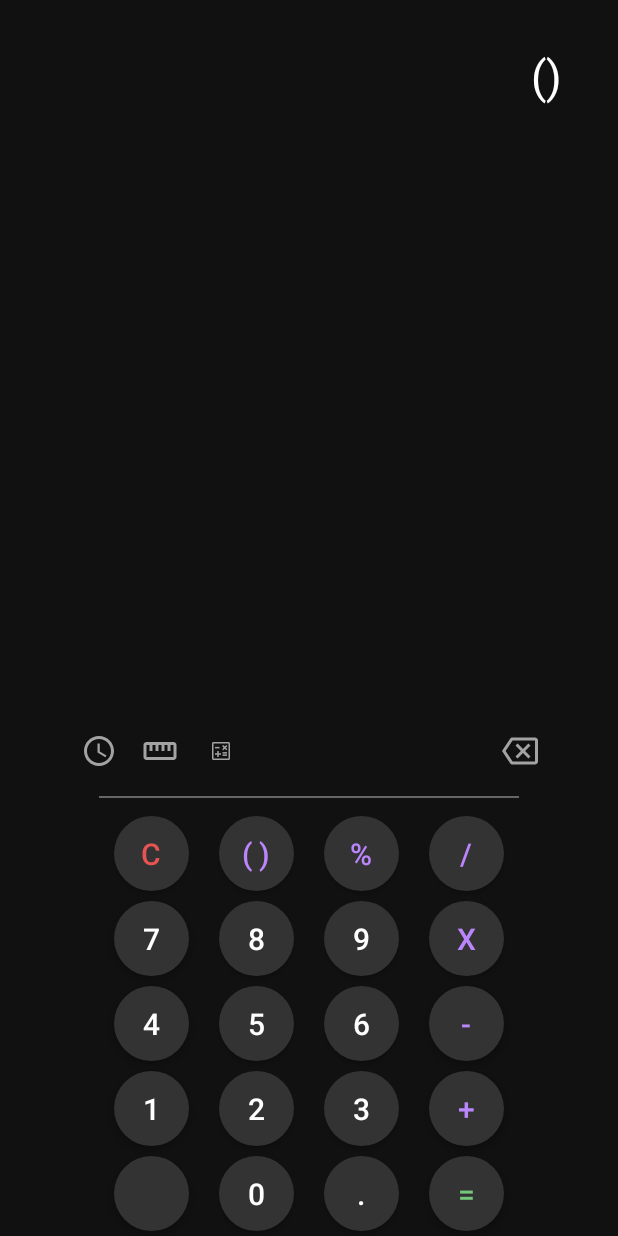
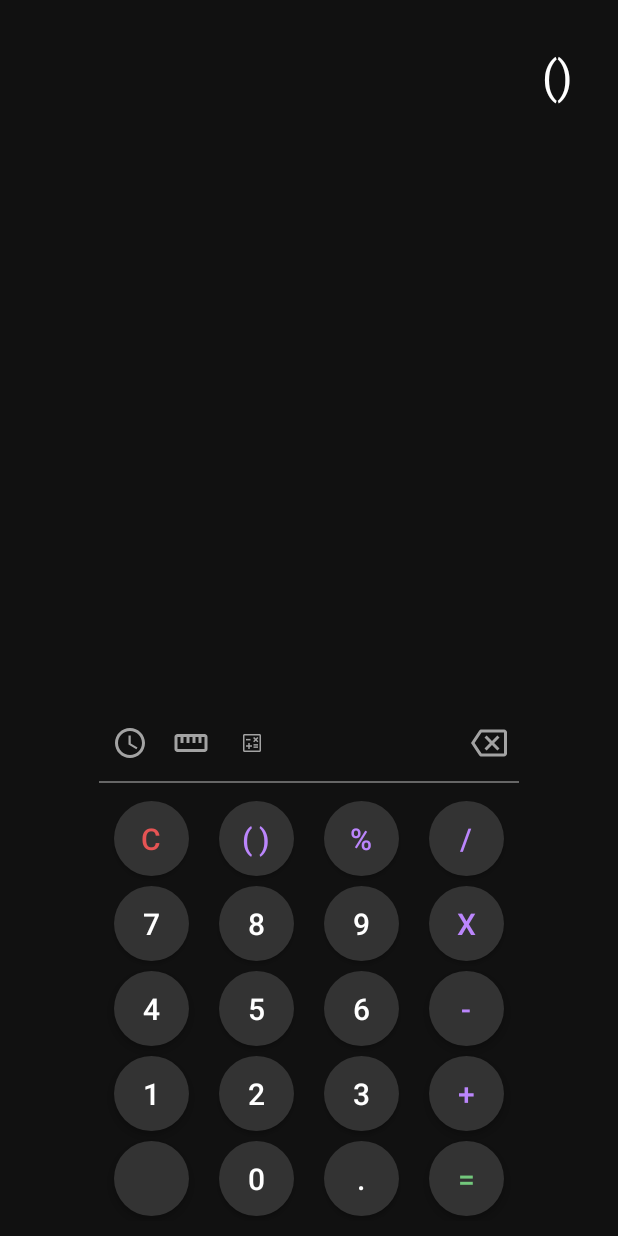
Before and after one commit to asci-00/android_study, an Android app: the screen it shows after launch (MainActivity), after a tap on "( )", on a phone screen of 412 x 824 dp. Run offline under Robolectric (Android 15) with nearby library versions, the phone set to English and light mode, and no system bars.

Commit message:
feat: 레이아웃 분리

```diff
--- a/app/src/main/AndroidManifest.xml
+++ b/app/src/main/AndroidManifest.xml
@@ -10,6 +10,12 @@
         android:supportsRtl="true"
         android:theme="@style/Theme.First_project">
         <activity
+            android:name=".HistoryActivity"
+            android:exported="false" />
+        <activity
+            android:name=".ControlActivity"
+            android:exported="false" />
+        <activity
             android:name=".MainActivity"
             android:exported="true">
             <intent-filter>
--- a/app/src/main/java/com/example/first_project/MainActivity.java
+++ b/app/src/main/java/com/example/first_project/MainActivity.java
@@ -2,6 +2,7 @@ package com.example.first_project;
 
 import androidx.appcompat.app.AppCompatActivity;
 
+import android.content.Intent;
 import android.os.Bundle;
 import android.view.View;
 import android.view.inputmethod.InputMethodManager;
@@ -17,7 +18,8 @@ public class MainActivity extends AppCompatActivity implements View.OnClickListe
             "5", "6", "7", "8",
             "9", "0", "plus", "minus",
             "dot", "equal", "clear",
-            "bracket", "mod", "div", "multi"
+            "bracket", "mod", "div", "multi",
+            "backspace"
     };
 
     private String now_stat = "";
@@ -42,6 +44,21 @@ public class MainActivity extends AppCompatActivity implements View.OnClickListe
                     .setOnClickListener(this);
     }
 
+    private void backspace() {
+        int position = result_view.getSelectionStart();
+
+        if(position == 0) return;
+        setState(now_stat.substring(0, position - 1) + now_stat.substring(position, now_stat.length()));
+        result_view.setSelection(position - 1);
+    }
+
+    private void input(String ch) {
+        int position = result_view.getSelectionStart();
+
+        setState(now_stat.substring(0, position) + ch + now_stat.substring(position, now_stat.length()));
+        result_view.setSelection(position + 1);
+    }
+
     private void setState(String state) {
         now_stat = state;
         result_view.setText(now_stat);
@@ -52,29 +69,21 @@ public class MainActivity extends AppCompatActivity implements View.OnClickListe
     @Override
     public void onClick(View view) {
         switch(view.getId()) {
-            case R.id.btn_clear:
-                setState("");
-                break;
+            case R.id.btn_clear: setState(""); break;
+            case R.id.btn_backspace: backspace(); break;
             case R.id.btn_equal:
                 try {
-                    if(now_stat.trim().length() > 0)
-                        setState(rhino.evaluateString(
-                                scope,
-                                now_stat,
-                                "JavaScript",
-                                1,
-                                null
-                        ).toString());
-                } catch (Exception e) {
-                    Toast.makeText(this, "불가능한 식 입니다.", Toast.LENGTH_SHORT).show();
-                }
+                    if(now_stat.length() > 0)
+                        setState(rhino.evaluateString(scope, now_stat, "JavaScript", 1, null).toString());
+
+                    double value = Double.parseDouble(now_stat);
+
+                    if (value - (int)value == 0) setState((int)value + "");
+                } catch (Exception e) { Toast.makeText(this, "불가능한 식 입니다.", Toast.LENGTH_SHORT).show(); }
                 break;
+
             default:
-                String clicked = view.getTag().toString();
-
-                if(clicked.matches("[.]?\\d*(\\.\\d+)?"))
-                    setState(now_stat + clicked);
-                else setState(String.format(" %s %s ", now_stat, clicked));
+                input(view.getTag().toString());
                 break;
         }
     }
--- /dev/null
+++ b/app/src/main/res/layout/activity_control.xml
@@ -0,0 +1,59 @@
+<?xml version="1.0" encoding="utf-8"?>
+<LinearLayout
+    xmlns:android="http://schemas.android.com/apk/res/android"
+    xmlns:app="http://schemas.android.com/apk/res-auto"
+    xmlns:tools="http://schemas.android.com/tools"
+    android:layout_width="match_parent"
+    android:layout_height="match_parent"
+    android:orientation="vertical"
+    tools:context=".ControlActivity">
+    <LinearLayout
+        android:layout_width="match_parent"
+        android:layout_height="wrap_content"
+        android:layout_marginBottom="5dp"
+        android:orientation="horizontal">
+        <LinearLayout
+            android:layout_width="120dp"
+            android:layout_height="wrap_content">
+            <ImageButton android:id="@+id/btn_history" style="@style/icon_button" android:background="@android:color/transparent" app:tint="#A3A3A3" android:src="@drawable/outline_time"/>
+            <ImageButton android:id="@+id/btn_unit" style="@style/icon_button" android:background="@android:color/transparent" app:tint="#A3A3A3" android:src="@drawable/outline_straighten"/>
+            <ImageButton android:id="@+id/btn_detail" style="@style/icon_button" android:background="@android:color/transparent" app:tint="#A3A3A3" android:src="@drawable/outline_calculate"/>
+        </LinearLayout>
+        <LinearLayout
+            android:layout_width="match_parent"
+            android:layout_height="wrap_content"
+            android:gravity="end">
+            <ImageButton android:id="@+id/btn_backspace" style="@style/icon_button" android:background="@android:color/transparent" app:tint="#A3A3A3" android:src="@drawable/outline_backspace"/>
+        </LinearLayout>
+    </LinearLayout>
+    <GridLayout
+        android:layout_width="wrap_content"
+        android:layout_height="wrap_content"
+        android:orientation="horizontal"
+        android:rowCount="5"
+        android:columnCount="4"
+        android:layout_gravity="center"
+        android:paddingVertical="10dp"
+        android:background="@drawable/layout">
+        <Button style="@style/button" android:textColor="#E65454" android:id="@+id/btn_clear" android:text="C"  android:tag="C" />
+        <Button style="@style/button" android:textColor="@color/purple_200" android:id="@+id/btn_bracket" android:text="( )"  android:tag="()" />
+        <Button style="@style/button" android:textColor="@color/purple_200" android:id="@+id/btn_mod" android:text="%"  android:tag="%" />
+        <Button style="@style/button" android:textColor="@color/purple_200" android:id="@+id/btn_div" android:text="/"  android:tag="/" />
+        <Button style="@style/button" android:textColor="@color/white" android:id="@+id/btn_7" android:text="7"  android:tag="7" />
+        <Button style="@style/button" android:textColor="@color/white" android:id="@+id/btn_8" android:text="8"  android:tag="8" />
+        <Button style="@style/button" android:textColor="@color/white" android:id="@+id/btn_9" android:text="9"  android:tag="9" />
+        <Button style="@style/button" android:textColor="@color/purple_200" android:id="@+id/btn_multi" android:text="x"  android:tag="*" />
+        <Button style="@style/button" android:textColor="@color/white" android:id="@+id/btn_4" android:text="4"  android:tag="4" />
+        <Button style="@style/button" android:textColor="@color/white" android:id="@+id/btn_5" android:text="5"  android:tag="5" />
+        <Button style="@style/button" android:textColor="@color/white" android:id="@+id/btn_6" android:text="6"  android:tag="6" />
+        <Button style="@style/button" android:textColor="@color/purple_200" android:id="@+id/btn_minus" android:text="-"  android:tag="-" />
+        <Button style="@style/button" android:textColor="@color/white" android:id="@+id/btn_1" android:text="1"  android:tag="1" />
+        <Button style="@style/button" android:textColor="@color/white" android:id="@+id/btn_2" android:text="2"  android:tag="2" />
+        <Button style="@style/button" android:textColor="@color/white" android:id="@+id/btn_3" android:text="3"  android:tag="3" />
+        <Button style="@style/button" android:textColor="@color/purple_200" android:id="@+id/btn_plus" android:text="+"  android:tag="+" />
+        <Button style="@style/button" android:textColor="@color/purple_200" />
+        <Button style="@style/button" android:textColor="@color/white" android:id="@+id/btn_0" android:text="0"  android:tag="0" />
+        <Button style="@style/button" android:textColor="@color/white" android:id="@+id/btn_dot" android:text="."  android:tag="." />
+        <Button style="@style/button" android:textColor="#73C87C" android:id="@+id/btn_equal" android:text="="  android:tag="=" />
+    </GridLayout>
+</LinearLayout>
--- a/app/src/main/res/layout/activity_main.xml
+++ b/app/src/main/res/layout/activity_main.xml
@@ -21,55 +21,10 @@
             android:background="@null"
             android:textColor="@color/white"/>
     </LinearLayout>
-    <LinearLayout
-        android:layout_width="match_parent"
-        android:layout_height="wrap_content"
-        android:layout_marginHorizontal="45dp"
-        android:layout_marginBottom="10dp"
-        android:orientation="horizontal">
-        <LinearLayout
-            android:layout_width="120dp"
-            android:layout_height="wrap_content"
-            >
-            <ImageButton style="@style/icon_button" android:background="@android:color/transparent" app:tint="#A3A3A3" android:src="@drawable/outline_time"/>
-            <ImageButton style="@style/icon_button" android:background="@android:color/transparent" app:tint="#A3A3A3" android:src="@drawable/outline_straighten"/>
-            <ImageButton style="@style/icon_button" android:background="@android:color/transparent" app:tint="#A3A3A3" android:src="@drawable/outline_calculate"/>
-        </LinearLayout>
-        <LinearLayout
-            android:layout_width="match_parent"
-            android:layout_height="wrap_content"
-            android:gravity="end">
-            <ImageButton style="@style/icon_button" android:background="@android:color/transparent" app:tint="#A3A3A3" android:src="@drawable/outline_backspace"/>
-        </LinearLayout>
-    </LinearLayout>
-    <GridLayout
+    <include
+        layout="@layout/activity_control"
+        android:id="@+id/control_view"
         android:layout_width="wrap_content"
         android:layout_height="wrap_content"
-        android:orientation="horizontal"
-        android:rowCount="5"
-        android:columnCount="4"
-        android:layout_gravity="center"
-        android:paddingTop="10dp"
-        android:background="@drawable/layout">
-        <Button style="@style/button" android:textColor="#E65454" android:id="@+id/btn_clear" android:text="C"  android:tag="C" />
-        <Button style="@style/button" android:textColor="@color/purple_200" android:id="@+id/btn_bracket" android:text="( )"  android:tag="()" />
-        <Button style="@style/button" android:textColor="@color/purple_200" android:id="@+id/btn_mod" android:text="%"  android:tag="%" />
-        <Button style="@style/button" android:textColor="@color/purple_200" android:id="@+id/btn_div" android:text="/"  android:tag="/" />
-        <Button style="@style/button" android:textColor="@color/white" android:id="@+id/btn_7" android:text="7"  android:tag="7" />
-        <Button style="@style/button" android:textColor="@color/white" android:id="@+id/btn_8" android:text="8"  android:tag="8" />
-        <Button style="@style/button" android:textColor="@color/white" android:id="@+id/btn_9" android:text="9"  android:tag="9" />
-        <Button style="@style/button" android:textColor="@color/purple_200" android:id="@+id/btn_multi" android:text="x"  android:tag="*" />
-        <Button style="@style/button" android:textColor="@color/white" android:id="@+id/btn_4" android:text="4"  android:tag="4" />
-        <Button style="@style/button" android:textColor="@color/white" android:id="@+id/btn_5" android:text="5"  android:tag="5" />
-        <Button style="@style/button" android:textColor="@color/white" android:id="@+id/btn_6" android:text="6"  android:tag="6" />
-        <Button style="@style/button" android:textColor="@color/purple_200" android:id="@+id/btn_minus" android:text="-"  android:tag="-" />
-        <Button style="@style/button" android:textColor="@color/white" android:id="@+id/btn_1" android:text="1"  android:tag="1" />
-        <Button style="@style/button" android:textColor="@color/white" android:id="@+id/btn_2" android:text="2"  android:tag="2" />
-        <Button style="@style/button" android:textColor="@color/white" android:id="@+id/btn_3" android:text="3"  android:tag="3" />
-        <Button style="@style/button" android:textColor="@color/purple_200" android:id="@+id/btn_plus" android:text="+"  android:tag="+" />
-        <Button style="@style/button" android:textColor="@color/purple_200" />
-        <Button style="@style/button" android:textColor="@color/white" android:id="@+id/btn_0" android:text="0"  android:tag="0" />
-        <Button style="@style/button" android:textColor="@color/white" android:id="@+id/btn_dot" android:text="."  android:tag="." />
-        <Button style="@style/button" android:textColor="#73C87C" android:id="@+id/btn_equal" android:text="="  android:tag="=" />
-    </GridLayout>
+        android:layout_gravity="center"/>
 </LinearLayout>
```
Also changed, not shown: app/src/main/java/com/example/first_project/ControlActivity.java (added, +34 -0 lines), app/src/main/java/com/example/first_project/HistoryActivity.java (added, +14 -0 lines), app/src/main/res/layout/activity_history.xml (added, +13 -0 lines).
